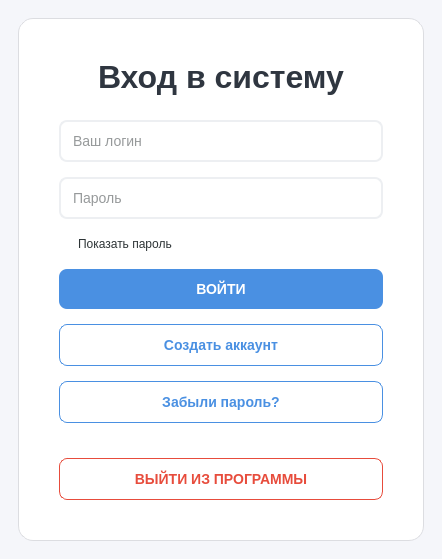
The window that ClientApp/authform.ui (Liquve/graphing-client) describes before a commit, drawn with Qt 5.
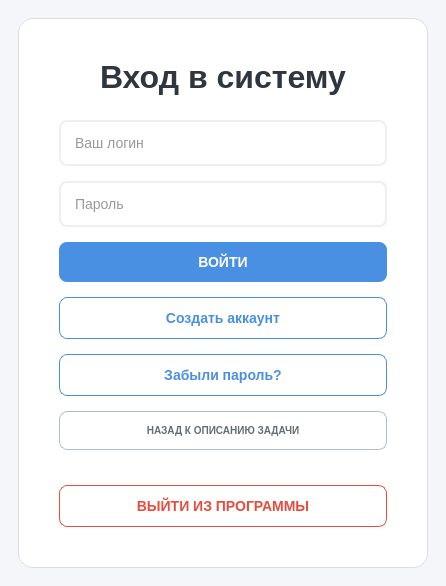
The same window after the commit.

Commit message: Изменено сокрытие пароля, добавлен титульник, постановка задачи, уравнение графика функции в построение

What changed in the file:
```diff
--- a/ClientApp/authform.ui
+++ b/ClientApp/authform.ui
@@ -8,16 +8,33 @@
   <property name="styleSheet">
    <string notr="true">
     QWidget { background-color: #f5f6fa; font-family: 'Segoe UI', sans-serif; color: #2d3436; }
+
     QFrame#loginContainer { background-color: white; border-radius: 15px; border: 1px solid #dcdde1; }
-    QLabel, QCheckBox { background-color: transparent; }
-    QLineEdit { background-color: #ffffff; border: 2px solid #edeff2; border-radius: 8px; padding: 10px; font-size: 14px; min-width: 300px; }
+
+    QLabel { background-color: transparent; }
+
+    QLineEdit { background-color: #ffffff; border: 2px solid #edeff2; border-radius: 8px; padding: 12px; font-size: 14px; min-width: 300px; }
     QLineEdit:focus { border-color: #4a90e2; }
+
     QLabel#label_title { font-size: 32px; font-weight: bold; color: #2f3640; margin-bottom: 10px; background-color: transparent; }
+
     QPushButton { background-color: #4a90e2; color: white; border: none; border-radius: 8px; padding: 12px; font-weight: bold; font-size: 14px; }
     QPushButton:hover { background-color: #357abd; }
+
     QPushButton#btn_register, QPushButton#btn_forget_password { background-color: transparent; color: #4a90e2; border: 1px solid #4a90e2; }
+    QPushButton#btn_register:hover, QPushButton#btn_forget_password:hover { background-color: #f0f7ff; }
+
     QPushButton#btn_exit { background-color: transparent; color: #e74c3c; border: 1px solid #e74c3c; margin-top: 20px; }
     QPushButton#btn_exit:hover { background-color: #fab1a0; }
+    QPushButton#btn_backToAbout {
+    background-color: transparent;
+    color: #636e72;
+    border: 1px solid #b2bec3;
+    font-size: 10px;
+}
+QPushButton#btn_backToAbout:hover {
+    background-color: #dfe6e9;
+}
    </string>
   </property>
   <layout class="QGridLayout" name="mainGrid">
@@ -66,13 +83,6 @@
         </property>
        </widget>
       </item>
-      <item>
-       <widget class="QCheckBox" name="checkBox_showPass">
-        <property name="text">
-         <string>Показать пароль</string>
-        </property>
-       </widget>
-      </item>
       <item>
        <widget class="QPushButton" name="btn_login">
         <property name="text">
@@ -94,6 +104,11 @@
         </property>
        </widget>
       </item>
+      <item>
+ <widget class="QPushButton" name="btn_backToAbout">
+  <property name="text"><string>НАЗАД К ОПИСАНИЮ ЗАДАЧИ</string></property>
+ </widget>
+</item>
       <item>
        <widget class="QPushButton" name="btn_exit">
         <property name="text">
```
The commit also changes 29 other files.
